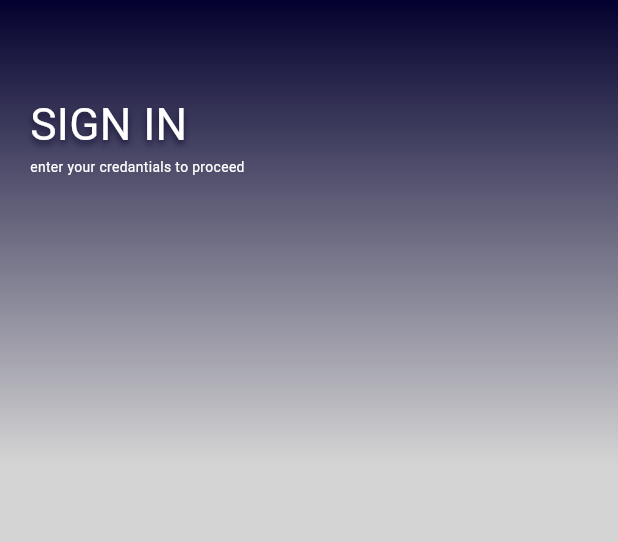
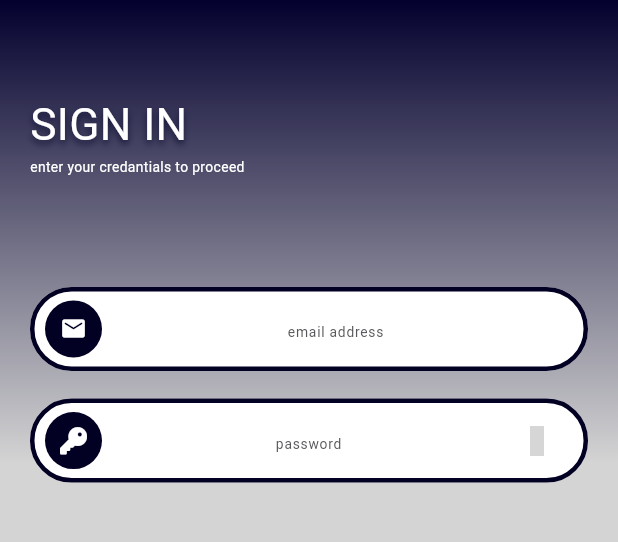
Before and after one commit to NXTECHSOFTWARES/doctors-care-app, a Flutter app: the screen it shows after launch, on a phone screen of 412 x 824 dp, the part 155-697 px from its top. Run offline on Flutter 3.47's test engine with Material 3 defaults, Android fonts, the phone set to English and light mode, and no system bars; our stand-ins replace community_material_icon, flutter_animate, flutter_screenutil, font_awesome_flutter, get, google_fonts; Roboto replaces fonts that are missing (Domine); grey boxes are pictures that could not be loaded.

Commit message:
created custom textField, signIn Controller and modified Sign In view

```diff
--- /dev/null
+++ b/lib/Commons/custom_textfield.dart
@@ -0,0 +1,77 @@
+import 'package:community_material_icon/community_material_icon.dart';
+import 'package:doctors_care/Controller/sign_in_controller.dart';
+import 'package:flutter/material.dart';
+import 'package:flutter_screenutil/flutter_screenutil.dart';
+import 'package:get/get.dart';
+import 'package:google_fonts/google_fonts.dart';
+
+class CustomTextField extends StatefulWidget {
+  const CustomTextField(
+      {super.key, required this.hintText, required this.icon});
+
+  final String hintText;
+  final IconData icon;
+
+  @override
+  State<CustomTextField> createState() => _CustomTextFieldState();
+}
+
+class _CustomTextFieldState extends State<CustomTextField> {
+  SignInController signInController = Get.put(SignInController());
+  bool isHidden = true;
+
+  @override
+  Widget build(BuildContext context) {
+    return TextFormField(
+      controller: widget.hintText == "email address"
+          ? signInController.emailController
+          : signInController.passwordController,
+      keyboardType: TextInputType.emailAddress,
+      textAlign: TextAlign.center,
+      textInputAction: TextInputAction.next,
+      decoration: InputDecoration(
+          fillColor: Colors.white,
+          filled: true,
+          enabledBorder: OutlineInputBorder(
+            borderRadius: BorderRadius.circular(30.r),
+            borderSide: BorderSide(
+              width: 3.0.w,
+              color: const Color.fromRGBO(2, 0, 35, 1.0),
+              style: BorderStyle.solid,
+            ),
+          ),
+          enabled: true,
+          suffixIcon: widget.hintText == "password"
+              ? IconButton(
+            padding: EdgeInsets.only(right: 20.w),
+                  onPressed: () {
+                    setState(() {
+                      isHidden = !isHidden;
+                    });
+                  },
+                  icon: Icon(
+                    isHidden
+                        ? CommunityMaterialIcons.eye_off
+                        : CommunityMaterialIcons.eye,
+                    size: 20.w,
+                    color: const Color.fromRGBO(2, 0, 35, 1.0),
+                  ))
+              : null,
+          prefixIcon: Container(
+            margin: EdgeInsets.only(left: 10.w),
+            decoration: const BoxDecoration(
+              color: Color.fromRGBO(2, 0, 35, 1.0),
+              shape: BoxShape.circle,
+            ),
+            child: Icon(
+              widget.icon,
+              color: Colors.white,
+              size: 18.w,
+            ),
+          ),
+          hintText: widget.hintText,
+          hintStyle: GoogleFonts.domine(
+              color: const Color.fromRGBO(86, 86, 91, 1.0), fontSize: 10.sp)),
+    );
+  }
+}
--- /dev/null
+++ b/lib/Controller/sign_in_controller.dart
@@ -0,0 +1,25 @@
+import 'package:flutter/cupertino.dart';
+import 'package:get/get.dart';
+
+class SignInController extends GetxController{
+  final TextEditingController emailController =  TextEditingController();
+  final TextEditingController passwordController =  TextEditingController();
+
+  RxString emailAddress = ''.obs;
+  RxString password = ''.obs;
+
+  @override
+  void onInit() {
+    // TODO: implement onInit
+    super.onInit();
+
+    emailController.addListener(() {
+      emailAddress.value = emailController.text;
+    });
+
+    passwordController.addListener((){
+      password.value = passwordController.text;
+    });
+  }
+
+}
--- a/lib/Views/sign_in.dart
+++ b/lib/Views/sign_in.dart
@@ -1,10 +1,20 @@
+import 'package:community_material_icon/community_material_icon.dart';
+import 'package:doctors_care/Commons/custom_textfield.dart';
 import 'package:doctors_care/Commons/reusable_text.dart';
 import 'package:doctors_care/main.dart';
 import 'package:flutter/material.dart';
 import 'package:flutter_screenutil/flutter_screenutil.dart';
+import 'package:font_awesome_flutter/font_awesome_flutter.dart';
+import 'package:google_fonts/google_fonts.dart';
 
-class MySignInPage extends StatelessWidget {
+class MySignInPage extends StatefulWidget {
   const MySignInPage({super.key});
+
+  @override
+  State<MySignInPage> createState() => _MySignInPageState();
+}
+
+class _MySignInPageState extends State<MySignInPage> {
 
   @override
   Widget build(BuildContext context) {
@@ -68,7 +78,11 @@ class MySignInPage extends StatelessWidget {
                       ReusableText(text: "SIGN IN", fontSize: 32, color: Colors.white, fontFamily: 'Domine', addShadow: true,),
                       ReusableText(text: "enter your credantials to proceed", fontSize: 10, color: Colors.white, fontFamily: 'Domine', addShadow: false,),
                     ],
-                  )
+                  ),
+                  SizedBox(height: 80.h,),
+                  const CustomTextField(hintText: 'email address', icon: Icons.email_rounded, ),
+                  SizedBox(height: 20.h,),
+                  const CustomTextField(hintText: 'password', icon: FontAwesomeIcons.key, ),
                 ],
               ),
             ),
```
